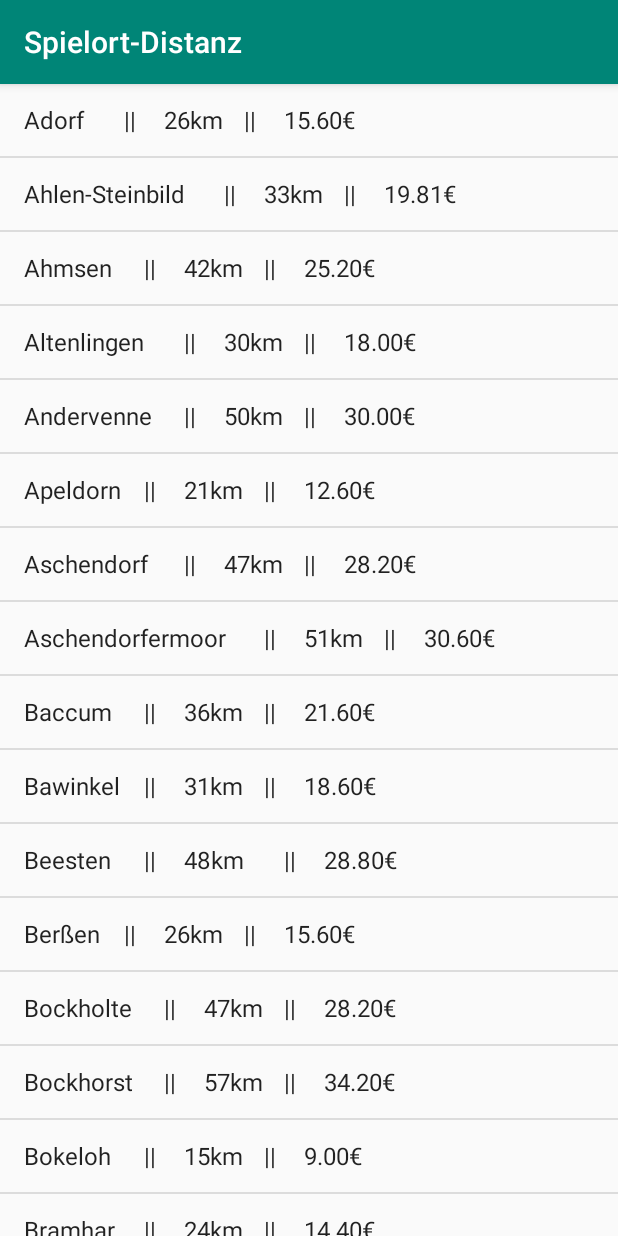
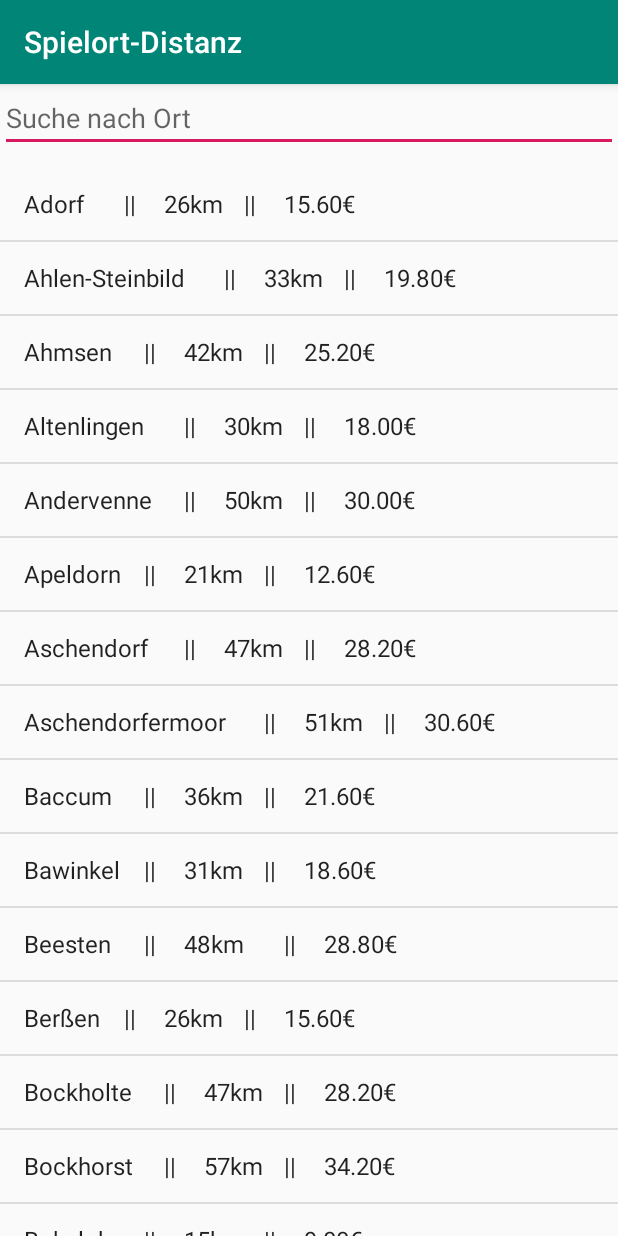
Before and after one commit to Fasde/DistanceApp, an Android app: the screen it shows after launch (MainActivity), on a phone screen of 412 x 824 dp. Run offline under Robolectric (Android 15) with nearby library versions, the phone set to English and light mode, and no system bars.

Commit message:
DistanceApp V1.1 Added functionality for searching items

```diff
--- a/app/src/main/AndroidManifest.xml
+++ b/app/src/main/AndroidManifest.xml
@@ -9,7 +9,10 @@
         android:roundIcon="@mipmap/ic_launcher_round"
         android:supportsRtl="true"
         android:theme="@style/AppTheme">
-        <activity android:name=".MainActivity">
+        <activity
+            android:name=".MainActivity"
+            android:windowSoftInputMode="stateHidden"
+            android:label="@string/display_name">
             <intent-filter>
                 <action android:name="android.intent.action.MAIN" />
 
--- a/app/src/main/java/fasde/android/distanceapp/MainActivity.java
+++ b/app/src/main/java/fasde/android/distanceapp/MainActivity.java
@@ -3,13 +3,17 @@ package fasde.android.distanceapp;
 import androidx.appcompat.app.AppCompatActivity;
 
 import android.os.Bundle;
+import android.text.Editable;
+import android.text.TextWatcher;
 import android.widget.ArrayAdapter;
+import android.widget.EditText;
+import android.widget.ExpandableListView;
 import android.widget.ListView;
+import android.widget.SimpleAdapter;
 
 import java.math.BigDecimal;
 import java.math.RoundingMode;
 import java.util.ArrayList;
-import java.util.HashMap;
 import java.util.List;
 import java.util.Map;
 import java.util.TreeMap;
@@ -18,6 +22,8 @@ import java.util.TreeMap;
 public class MainActivity extends AppCompatActivity {
 
     ListView listView;
+    ArrayAdapter arrayAdapter;
+    EditText editText;
 
     @Override
     protected void onCreate(Bundle savedInstanceState) {
@@ -25,6 +31,7 @@ public class MainActivity extends AppCompatActivity {
         setContentView(R.layout.activity_main);
 
         listView = findViewById(R.id.listview);
+        editText = findViewById(R.id.inputSearch);
 
         List<String> setup = new ArrayList<>();
 
@@ -146,14 +153,33 @@ public class MainActivity extends AppCompatActivity {
 
         BigDecimal kosten;
         for (Map.Entry<String, Integer> entry : vereine.entrySet()) {
-            kosten = new BigDecimal(entry.getValue() * 0.30 * 2).setScale(2, RoundingMode.CEILING);
+            kosten = new BigDecimal(entry.getValue() * 0.30 * 2).setScale(2, RoundingMode.HALF_DOWN);
             setup.add(entry.getKey() + "\t\t||\t\t" + entry.getValue() + "km\t\t||\t\t" + kosten + "€");
         }
 
 
-        ArrayAdapter arrayAdapter = new ArrayAdapter(this, android.R.layout.simple_list_item_1, setup);
+        arrayAdapter = new ArrayAdapter(this, android.R.layout.simple_list_item_1, setup);
 
         listView.setAdapter(arrayAdapter);
+
+        editText.addTextChangedListener(new TextWatcher() {
+            @Override
+            public void beforeTextChanged(CharSequence s, int start, int count, int after) {
+
+            }
+
+            @Override
+            public void onTextChanged(CharSequence s, int start, int before, int count) {
+                MainActivity.this.arrayAdapter.getFilter().filter(s);
+            }
+
+            @Override
+            public void afterTextChanged(Editable s) {
+
+            }
+        });
+
+
     }
 
 
--- a/app/src/main/res/layout/activity_main.xml
+++ b/app/src/main/res/layout/activity_main.xml
@@ -1,13 +1,19 @@
 <?xml version="1.0" encoding="utf-8"?>
 <RelativeLayout xmlns:android="http://schemas.android.com/apk/res/android"
-    xmlns:app="http://schemas.android.com/apk/res-auto"
     xmlns:tools="http://schemas.android.com/tools"
     android:layout_width="match_parent"
     android:layout_height="match_parent"
     tools:context="fasde.android.distanceapp.MainActivity">
 
+    <EditText android:id="@+id/inputSearch"
+        android:layout_width="fill_parent"
+        android:layout_height="wrap_content"
+        android:hint="Suche nach Ort"
+        android:inputType="textVisiblePassword"/>
+
     <ListView
         android:id="@+id/listview"
+        android:layout_marginTop="?android:attr/actionBarSize"
         android:layout_width="match_parent"
-        android:layout_height="match_parent" />
+        android:layout_height="wrap_content" />
 </RelativeLayout>
```
Also changed, not shown: app/src/main/res/layout/list_item.xml (added, +16 -0 lines), app/src/main/res/layout/placeinfo.xml (added, +19 -0 lines).
